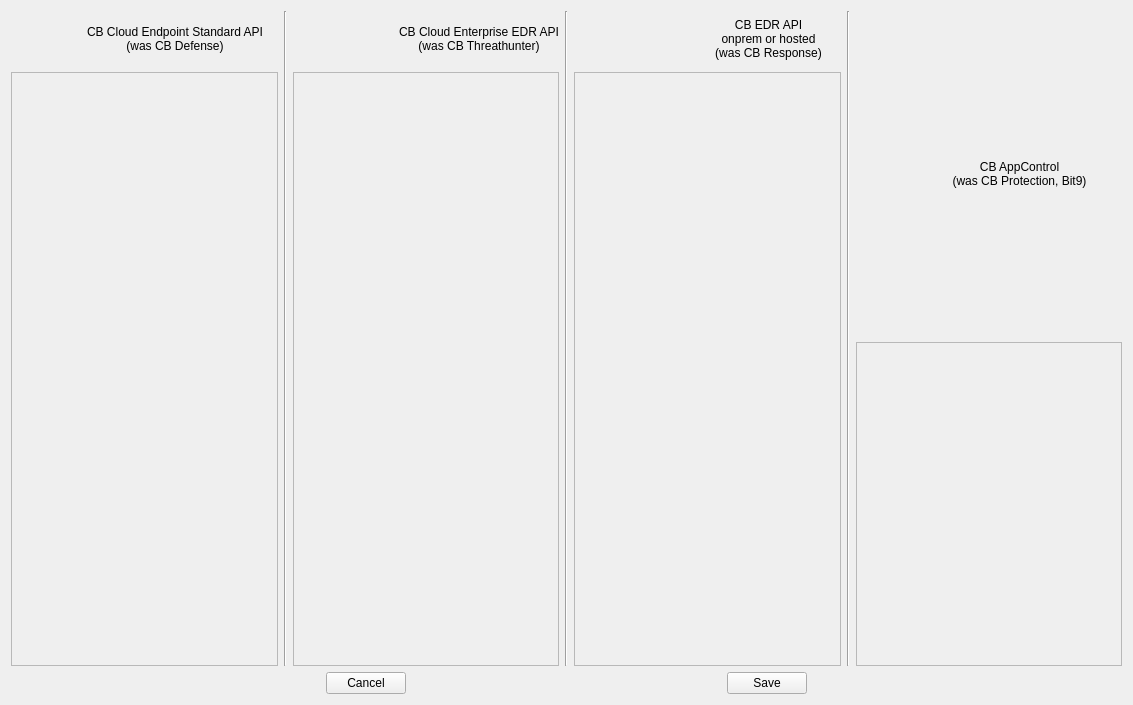
This is servers.ui in slist/cbapi-qt-demo as Qt 5 draws it before an edit. The edited form follows.
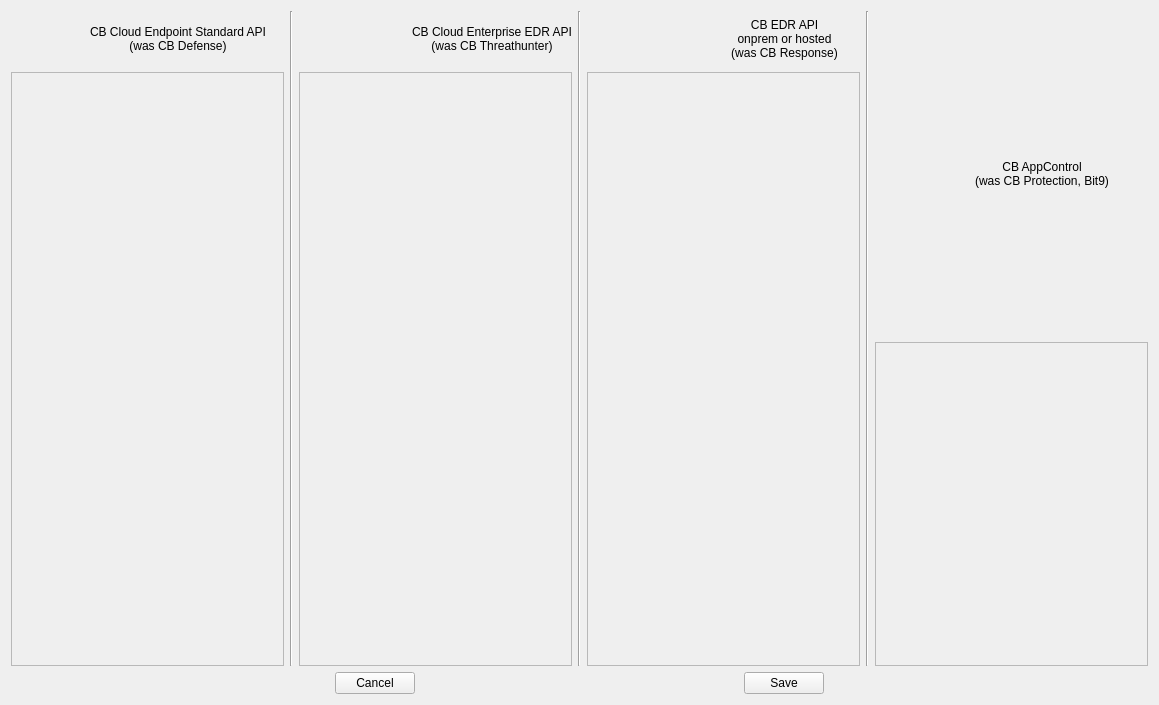
This is the edited form. Icons and pictures are not drawn.

What changed in the file:
```diff
--- a/servers.ui
+++ b/servers.ui
@@ -6,7 +6,7 @@
    <rect>
     <x>0</x>
     <y>0</y>
-    <width>1133</width>
+    <width>1159</width>
     <height>705</height>
    </rect>
   </property>
```
